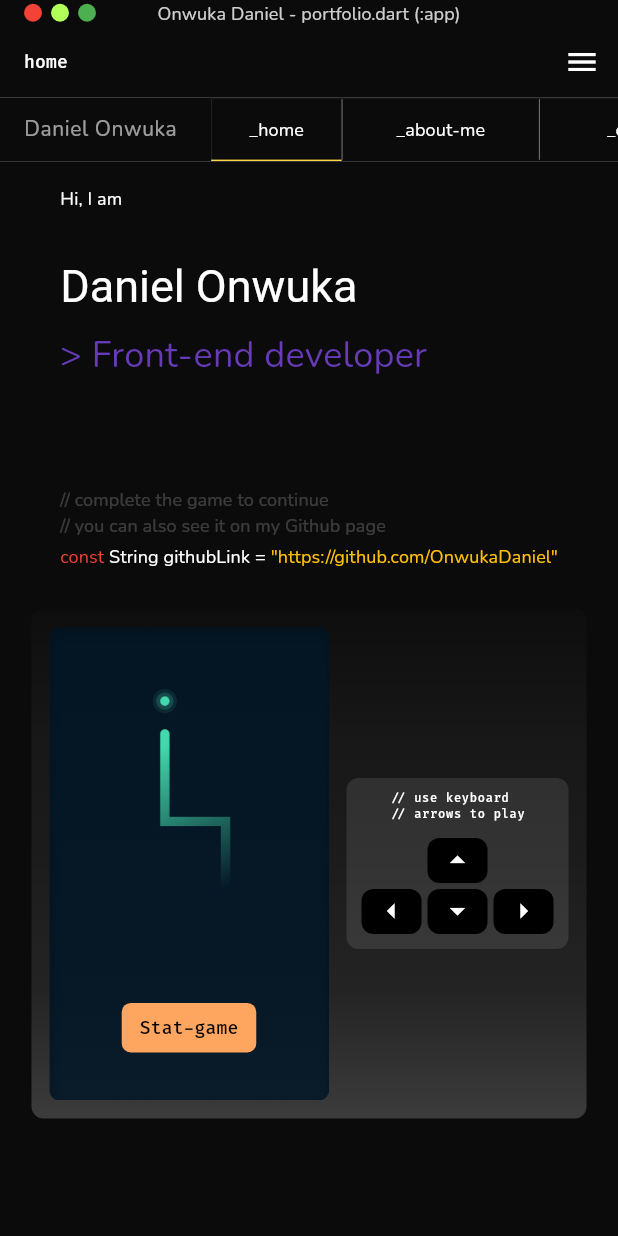
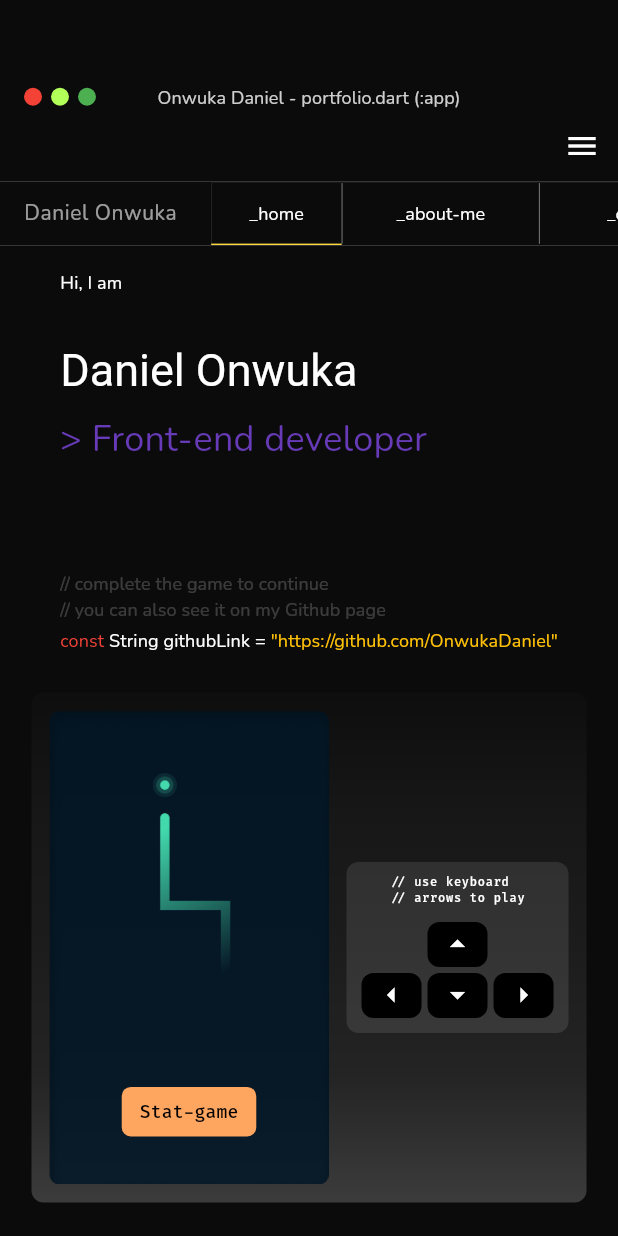
Before and after one commit to OnwukaDaniel/portfolio, a Flutter app: the screen it shows after launch, on a phone screen of 412 x 824 dp. Run offline on Flutter 3.47's test engine with Material 3 defaults, Android fonts, the phone set to English and light mode, and no system bars; drawn by our look-alikes of animated_background, animated_text_kit; our stand-ins replace carousel_slider, font_awesome_flutter, stacked, video_player; missing offline and left inert: animated_gradient, code_text_field, highlight, media_kit, media_kit_video, particles_flutter and 1 more; Roboto replaces fonts that are missing (JMH Typewriter).

Commit message:
change basic navigation `push` method

```diff
--- a/lib/app_navigate.dart
+++ b/lib/app_navigate.dart
@@ -26,7 +26,7 @@ class AppNavigate {
   static push(BuildContext context, PathEnum path, {dynamic data}) {
     var paths = _navigationPath;
     var screen = PageFromPath.getPage(path, data);
-    if (paths.contains(path)) {
+    /*if (paths.contains(path)) {
       if (paths.last != path) {
         var navigateIndex = paths.toList().indexOf(path);
         var newPath = paths.toList().sublist(0, navigateIndex + 1).toSet();
@@ -38,7 +38,7 @@ class AppNavigate {
       } else {
         return;
       }
-    }
+    }*/
     Navigator.push(context, CupertinoPageRoute(builder: (_) => screen));
     addToPath(path);
   }
--- a/lib/app_wrapper.dart
+++ b/lib/app_wrapper.dart
@@ -42,6 +42,7 @@ class _AppWrapperState extends State<AppWrapper>
       children: [
         Column(
           children: [
+            if(context.device == DeviceType.mobile) kToolbarHeight.h,
             ClipRRect(
               borderRadius: const BorderRadius.only(
                 topRight: Radius.circular(16),
--- a/lib/ui/homepage/views/path_bar.dart
+++ b/lib/ui/homepage/views/path_bar.dart
@@ -9,7 +9,7 @@ class PathBar extends StatelessWidget {
     var ll = TextUtils.labelLarge(context);
     return Row(
       children: [
-        Expanded(
+        /*Expanded(
           child: SizedBox(
             height: 30,
             child: Padding(
@@ -48,10 +48,17 @@ class PathBar extends StatelessWidget {
               ),
             ),
           ),
+        ),*/
+        if(Navigator.canPop(context))IconButton(
+          onPressed: () => Navigator.pop(context),
+          icon: Icon(
+            Icons.arrow_back,
+            color: ll.color,
           ),
+        ),
+        const Spacer(),
         if (context.device == DeviceType.mobile)
-          StatefulBuilder(
-              builder: (context, setState) {
+          StatefulBuilder(builder: (context, setState) {
             return IconButton(
               onPressed: () => Scaffold.of(context).openDrawer(),
               icon: Icon(
@@ -59,8 +66,7 @@ class PathBar extends StatelessWidget {
                 color: ll.color,
               ),
             );
-            }
-          )
+          })
       ],
     );
   }
--- a/lib/ui/projects/project_info.dart
+++ b/lib/ui/projects/project_info.dart
@@ -532,7 +532,8 @@ class ProjectInfo extends StatelessWidget {
               ),
               child: Row(
                 children: [
-                  Column(
+                  Expanded(
+                    child: Column(
                       crossAxisAlignment: CrossAxisAlignment.start,
                       children: [
                         Builder(builder: (_) {
@@ -549,6 +550,7 @@ class ProjectInfo extends StatelessWidget {
                           );
                         }),
                       ],
+                    ),
                   ),
                 ],
               ),
--- a/lib/ui/projects/viewmodel/projects_viewmodel.dart
+++ b/lib/ui/projects/viewmodel/projects_viewmodel.dart
@@ -4,7 +4,7 @@ import 'package:portfolio/common_imports.dart';
 
 class ProjectsViewmodel extends AboutMeViewmodel {
   ScrollController pageScrollController = ScrollController();
-  CarouselController carouselController = CarouselController();
+  CarouselSliderController carouselController = CarouselSliderController();
   double scrollOffset = 0;
   bool showAll = false;
   List<SideBar> sideBarList = [];
--- a/pubspec.yaml
+++ b/pubspec.yaml
@@ -25,7 +25,7 @@ dependencies:
   particles_flutter: ^0.1.4
   animated_background: ^2.0.0
   animated_gradient: ^0.0.3
-  carousel_slider: ^4.2.1
+  carousel_slider: ^5.0.0
   font_awesome_flutter: ^10.7.0
 
 dev_dependencies:
```
Also changed, not shown: pubspec.lock, 9 other files. Lines whose indentation alone changed are shown as unchanged.
